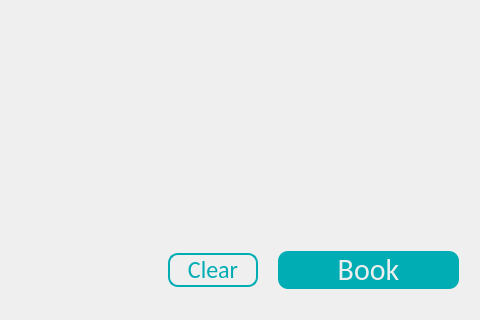
The window that mainwindow.ui (blendjam/Bookspot) describes before a commit, drawn with Qt 5; both pictures show x 142 to 622 and y 320 to 640 of the 622 by 640 pixel window.
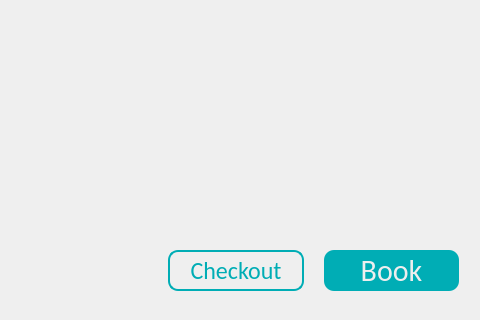
The same window after the commit. Icons and pictures are not drawn.

Diff of the .ui file:
```diff
--- a/mainwindow.ui
+++ b/mainwindow.ui
@@ -10,6 +10,12 @@
     <height>640</height>
    </rect>
   </property>
+  <property name="sizePolicy">
+   <sizepolicy hsizetype="Preferred" vsizetype="Minimum">
+    <horstretch>0</horstretch>
+    <verstretch>0</verstretch>
+   </sizepolicy>
+  </property>
   <property name="font">
    <font>
     <family>SansSerif</family>
@@ -49,6 +55,10 @@
         font-size: 30px;
         border-radius: 10px;
     }
+    #pushButton_book::disabled{
+        background: grey;
+        color: #222831;
+    }
 #label{
 	color:white;
 }
@@ -106,8 +116,8 @@
      <item>
       <widget class="QPushButton" name="pushButton_close">
        <property name="sizePolicy">
-        <sizepolicy hsizetype="Preferred" vsizetype="Fixed">
-         <horstretch>1</horstretch>
+        <sizepolicy hsizetype="Preferred" vsizetype="Preferred">
+         <horstretch>0</horstretch>
          <verstretch>0</verstretch>
         </sizepolicy>
        </property>
@@ -121,15 +131,15 @@
         <cursorShape>PointingHandCursor</cursorShape>
        </property>
        <property name="text">
-        <string>Clear</string>
+        <string>Checkout</string>
        </property>
       </widget>
      </item>
      <item>
       <widget class="QPushButton" name="pushButton_book">
        <property name="sizePolicy">
-        <sizepolicy hsizetype="Preferred" vsizetype="Fixed">
-         <horstretch>2</horstretch>
+        <sizepolicy hsizetype="Preferred" vsizetype="Preferred">
+         <horstretch>0</horstretch>
          <verstretch>0</verstretch>
         </sizepolicy>
        </property>
```
